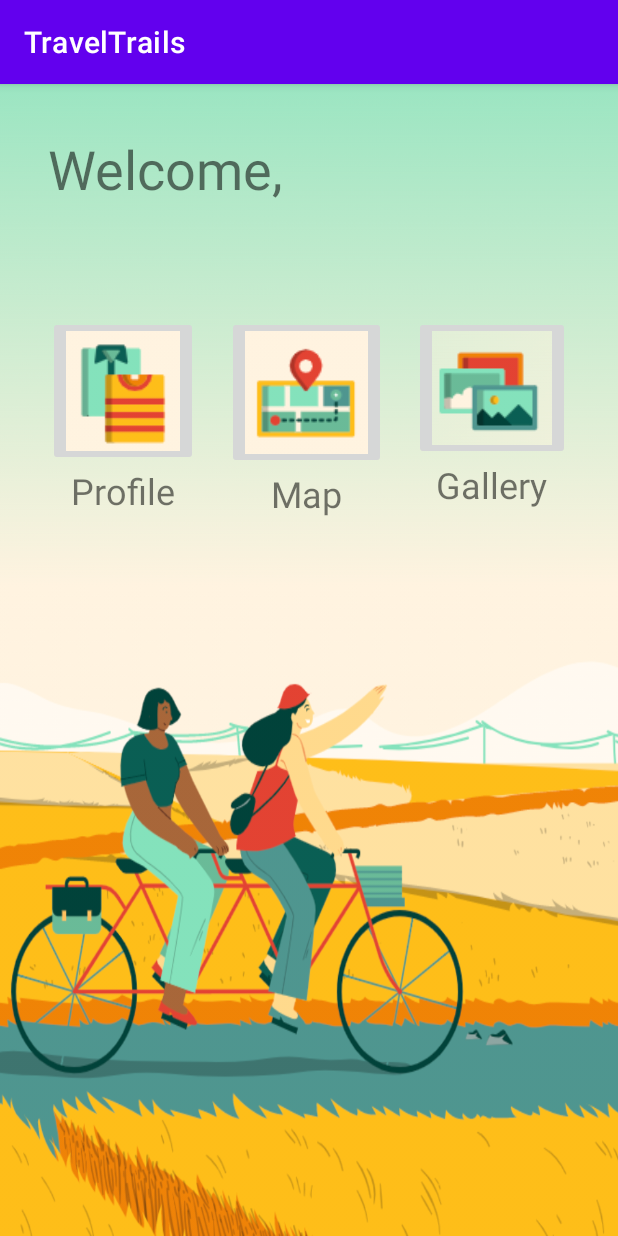
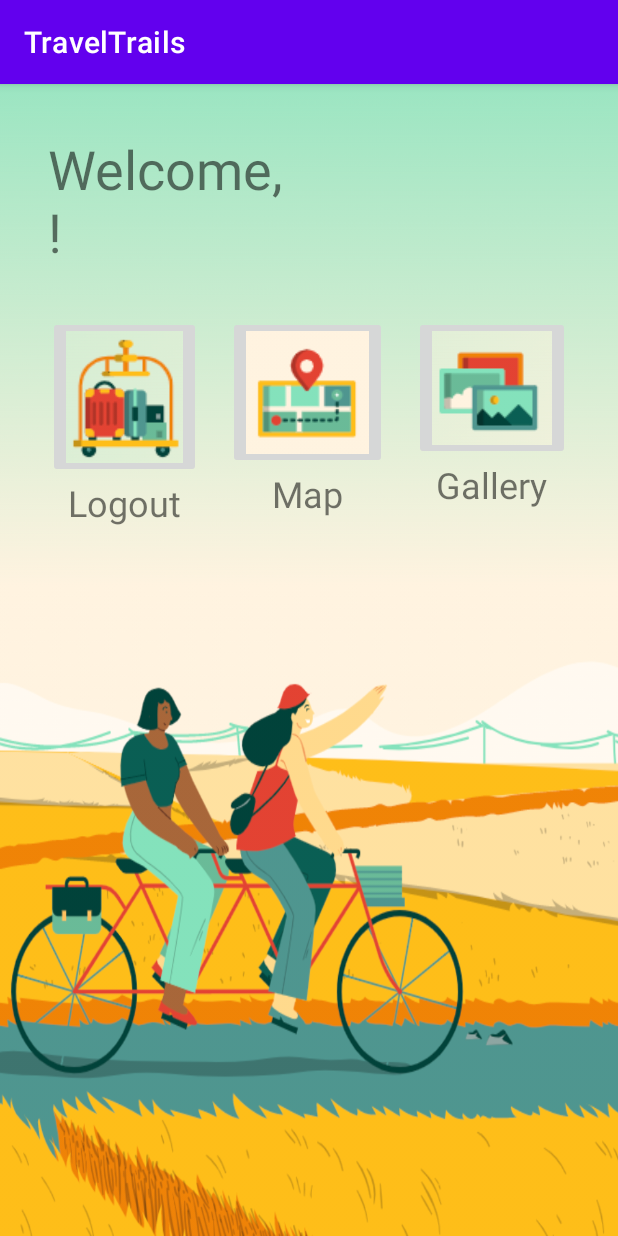
Before and after one commit to rhudson11/TravelTrails, an Android app: the HomeActivity screen opened directly, with no data from a screen before it, on a phone screen of 412 x 824 dp. Run offline under Robolectric (Android 15) with nearby library versions, the phone set to English and light mode, and no system bars.

Commit message:
logout button

```diff
--- a/app/src/main/java/com/example/traveltrails/HomeActivity.kt
+++ b/app/src/main/java/com/example/traveltrails/HomeActivity.kt
@@ -36,10 +36,16 @@ class HomeActivity : AppCompatActivity() {
         profile_button = findViewById(R.id.profile_button)
 
         welcome = findViewById(R.id.welcome_text)
-        welcome.setText("Welcome,\n" + username)
+        welcome.setText("Welcome,\n" + username + "!")
 
         gallery_button.setOnClickListener { v: View ->
             val intent = Intent(this, GalleryActivity2::class.java)
+            startActivity(intent)
+        }
+
+        profile_button.setOnClickListener { v: View ->
+            val intent = Intent(this, MainActivity::class.java)
+            gallery_locations.clear()
             startActivity(intent)
         }
 
--- a/app/src/main/res/layout/activity_home.xml
+++ b/app/src/main/res/layout/activity_home.xml
@@ -35,7 +35,7 @@
         android:layout_marginTop="32dp"
         app:layout_constraintStart_toStartOf="parent"
         app:layout_constraintTop_toBottomOf="@+id/welcome_text"
-        app:srcCompat="@drawable/profile_icon2" />
+        app:srcCompat="@drawable/logout_button" />
 
     <TextView
         android:id="@+id/textView8"
@@ -54,7 +54,7 @@
         android:layout_width="wrap_content"
         android:layout_height="wrap_content"
         android:fontFamily="sans-serif"
-        android:text="Profile"
+        android:text="Logout"
         android:textSize="24sp"
         app:layout_constraintEnd_toEndOf="@+id/profile_button"
         app:layout_constraintStart_toStartOf="@+id/profile_button"
```
Also changed, not shown: app/src/main/res/drawable-v24/logout_btn.png (added), app/src/main/res/drawable-v24/logout_button.png (added).
